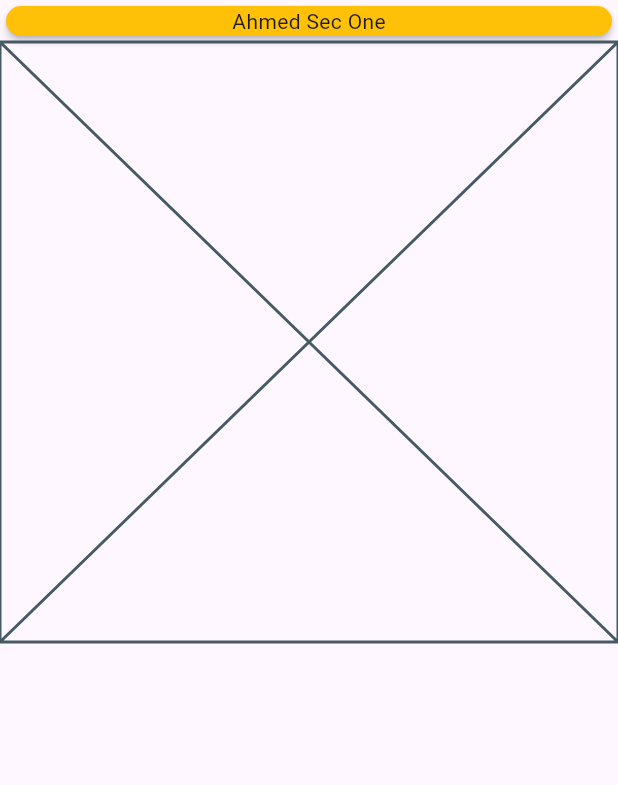
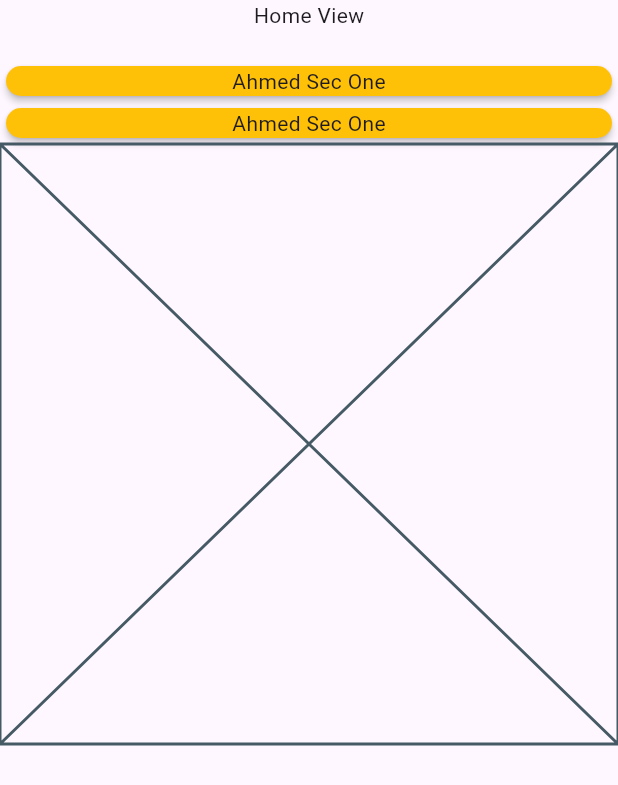
Before and after one commit to Netrk-A/final-project, a Flutter app: the screen it shows after launch, on a phone screen of 412 x 824 dp. Shown: the top 785 px of the screen. Run offline on Flutter 3.47's test engine with Material 3 defaults, Android fonts, the phone set to English and light mode, and no system bars.

Commit message:
new commit with app file

```diff
--- a/lib/presentation/views/home_view.dart
+++ b/lib/presentation/views/home_view.dart
@@ -2,14 +2,24 @@ import 'package:flutter/material.dart';
 
 import '../widgets/ahmed_sec_one.dart';
 import '../widgets/karim_sec_one.dart';
+
 class HomeView extends StatelessWidget {
   const HomeView({super.key});
 
   @override
   Widget build(BuildContext context) {
-    return Scaffold(
+    return const  Scaffold(
       body: Column(
         children: [
+          Text("Home View"),
+          SizedBox(
+            height: 20,
+          ),
+          Card(
+            color: Colors.amber,
+            elevation: 2,
+            child: Center(child: Text("Ahmed Sec One")),
+          ),
           AhmedSecOne(),
           KarimSecOne(),
         ],
```
